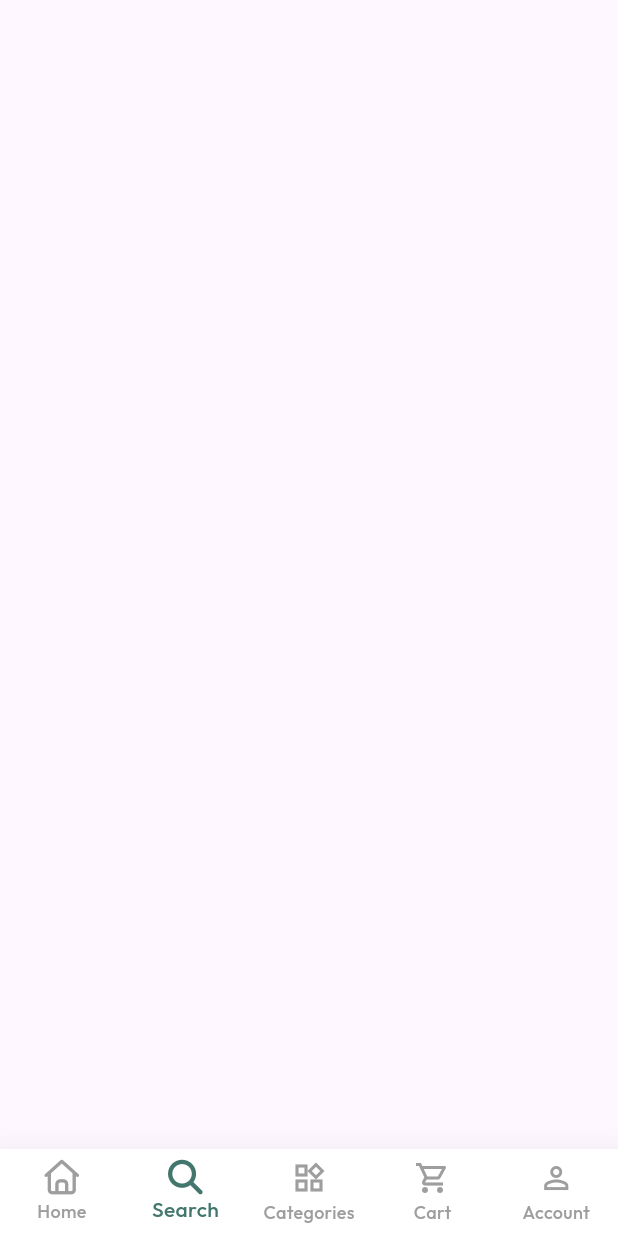
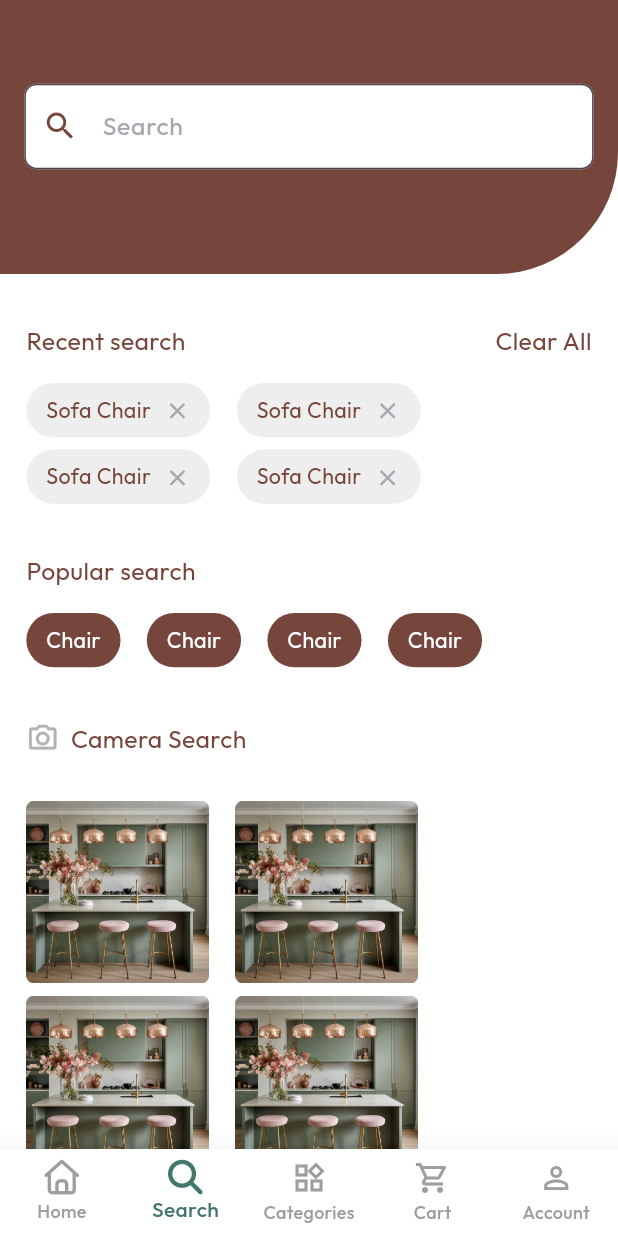
Before and after one commit to manarghareeb/Homesta, a Flutter app: the screen it shows after launch, item 2 of the bottom bar chosen, on a phone screen of 412 x 824 dp. Run offline on Flutter 3.47's test engine with Material 3 defaults, Android fonts, the phone set to English and light mode, and no system bars; our stand-ins replace flutter_screenutil, flutter_svg, font_awesome_flutter, go_router, smooth_page_indicator.

Commit message:
implement search screen ui

```diff
--- a/lib/core/theming/styles.dart
+++ b/lib/core/theming/styles.dart
@@ -37,6 +37,18 @@ class TextStyles {
     fontFamily: 'Outfit',
     color: Colors.white,
   );
+  static TextStyle font15BrownW200 = TextStyle(
+    fontSize: 15.sp,
+    fontWeight: FontWeight.w200,
+    fontFamily: 'Outfit',
+    color: ColorManager.brounColor,
+  );
+  static TextStyle font13BrownW400 = TextStyle(
+    fontSize: 13.sp,
+    fontWeight: FontWeight.w400,
+    fontFamily: 'Outfit',
+    color: ColorManager.brounColor,
+  );
 
   /// Styles in my order screen
   static TextStyle font13OrderColorW300 = TextStyle(
--- a/lib/features/account/presentation/widgets/list.dart
+++ /dev/null
@@ -1,37 +0,0 @@
-import 'package:flutter/material.dart';
-import 'package:go_router/go_router.dart';
-import 'package:homesta/core/routing/app_router.dart';
-import 'package:homesta/features/account/presentation/widgets/icon_text_button.dart';
-
-class List extends StatelessWidget {
-  const List({
-    super.key,
-  });
-
-  @override
-  Widget build(BuildContext context) {
-    return Row(
-      mainAxisAlignment: MainAxisAlignment.spaceEvenly,
-      children: [
-        IconTextButton(
-          icon: Icons.person_outlined,
-          label: 'Profile',
-          isActive: true,
-          onTap: () {},
-        ),
-        IconTextButton(
-          icon: Icons.favorite_border,
-          label: 'Wish list',
-          onTap: () {},
-        ),
-        IconTextButton(
-          icon: Icons.list_alt,
-          label: 'My order',
-          onTap: () {
-            GoRouter.of(context).push(AppRouter.myOrderScreen);
-          },
-        ),
-      ],
-    );
-  }
-}
--- a/lib/features/search/presentation/views/search_screen.dart
+++ b/lib/features/search/presentation/views/search_screen.dart
@@ -1,4 +1,10 @@
 import 'package:flutter/material.dart';
+import 'package:flutter_screenutil/flutter_screenutil.dart';
+import 'package:homesta/core/theming/colors.dart';
+import 'package:homesta/core/theming/styles.dart';
+import 'package:homesta/features/search/presentation/widgets/popular_search_section.dart';
+import 'package:homesta/features/search/presentation/widgets/recent_search_section.dart';
+import 'package:homesta/features/search/presentation/widgets/search_section.dart';
 
 class SearchScreen extends StatelessWidget {
   const SearchScreen({super.key});
@@ -6,7 +12,71 @@ class SearchScreen extends StatelessWidget {
   @override
   Widget build(BuildContext context) {
     return Scaffold(
-
+      backgroundColor: Colors.white,
+      body: SingleChildScrollView(
+        child: Column(
+          crossAxisAlignment: CrossAxisAlignment.start,
+          children: [
+            const SearchSection(),
+            SizedBox(height: 32.h),
+            Padding(
+              padding: EdgeInsets.symmetric(horizontal: 16.w),
+              child: Column(
+                crossAxisAlignment: CrossAxisAlignment.start,
+                children: [
+                  Row(
+                    mainAxisAlignment: MainAxisAlignment.spaceBetween,
+                    children: [
+                      Text('Recent search', style: TextStyles.font15BrownW200),
+                      InkWell(
+                        onTap: () {},
+                        child: Text(
+                          'Clear All',
+                          style: TextStyles.font15BrownW200,
+                        ),
+                      ),
+                    ],
+                  ),
+                  SizedBox(height: 16.h),
+                  const RecentSearchSection(),
+                  SizedBox(height: 32.h),
+                  Text('Popular search', style: TextStyles.font15BrownW200),
+                  SizedBox(height: 16.h),
+                  const PopularSearchSection(),
+                  SizedBox(height: 35.h),
+                  Row(
+                    children: [
+                      Icon(
+                        Icons.camera_alt_outlined,
+                        color: ColorManager.iconTextFieldColor,
+                        size: 20.sp,
+                      ),
+                      SizedBox(width: 7.w),
+                      Text('Camera Search', style: TextStyles.font15BrownW200),
+                    ],
+                  ),
+                  SizedBox(height: 29.h),
+                  Wrap(
+                    spacing: 16.w,
+                    runSpacing: 8.h,
+                    children: List.generate(
+                      4,
+                      (index) => Container(
+                        height: 120.h,
+                        decoration: BoxDecoration(
+                          borderRadius: BorderRadius.circular(12.r),
+                        ),
+                        child: Image.asset('assets/images/image 3.png'),
+                      ),
+                    ),
+                  ),
+                  SizedBox(height: 32.h),
+                ],
+              ),
+            ),
+          ],
+        ),
+      ),
     );
   }
 }
--- /dev/null
+++ b/lib/features/search/presentation/widgets/popular_search_section.dart
@@ -0,0 +1,36 @@
+import 'package:flutter/material.dart';
+import 'package:flutter_screenutil/flutter_screenutil.dart';
+import 'package:homesta/core/theming/colors.dart';
+import 'package:homesta/core/theming/styles.dart';
+
+class PopularSearchSection extends StatelessWidget {
+  const PopularSearchSection({
+    super.key,
+  });
+
+  @override
+  Widget build(BuildContext context) {
+    return Wrap(
+      spacing: 16.w,
+      runSpacing: 8.h,
+      children: List.generate(4,
+        (index) => Container(
+          padding: EdgeInsets.symmetric(
+            horizontal: 12.w,
+            vertical: 8.h,
+          ),
+          decoration: BoxDecoration(
+            color: ColorManager.brounColor,
+            borderRadius: BorderRadius.circular(20.r),
+          ),
+          child: Text(
+            'Chair',
+            style: TextStyles.font13BrownW400.copyWith(
+              color: Colors.white,
+            ),
+          ),
+        ),
+      ),
+    );
+  }
+}
--- /dev/null
+++ b/lib/features/search/presentation/widgets/recent_search_section.dart
@@ -0,0 +1,48 @@
+import 'package:flutter/material.dart';
+import 'package:flutter_screenutil/flutter_screenutil.dart';
+import 'package:homesta/core/theming/colors.dart';
+import 'package:homesta/core/theming/styles.dart';
+
+class RecentSearchSection extends StatelessWidget {
+  const RecentSearchSection({
+    super.key,
+  });
+
+  @override
+  Widget build(BuildContext context) {
+    return Wrap(
+      spacing: 16.w,
+      runSpacing: 8.h,
+      children: List.generate(4,
+        (index) => Container(
+          padding: EdgeInsets.symmetric(
+            horizontal: 12.w,
+            vertical: 8.h,
+          ),
+          decoration: BoxDecoration(
+            color: Colors.grey.shade200,
+            borderRadius: BorderRadius.circular(20.r),
+          ),
+          child: Row(
+            mainAxisSize: MainAxisSize.min,
+            children: [
+              Text(
+                'Sofa Chair',
+                style: TextStyles.font13BrownW400,
+              ),
+              SizedBox(width: 8.w),
+              InkWell(
+                onTap: () {},
+                child: Icon(
+                  Icons.close,
+                  size: 16.sp,
+                  color: ColorManager.greyColor,
+                ),
+              ),
+            ],
+          ),
+        ),
+      ),
+    );
+  }
+}
--- /dev/null
+++ b/lib/features/search/presentation/widgets/search_section.dart
@@ -0,0 +1,40 @@
+import 'package:flutter/material.dart';
+import 'package:flutter_screenutil/flutter_screenutil.dart';
+import 'package:homesta/core/theming/colors.dart';
+import 'package:homesta/core/theming/styles.dart';
+
+class SearchSection extends StatelessWidget {
+  const SearchSection({super.key});
+
+  @override
+  Widget build(BuildContext context) {
+    return Container(
+      width: double.infinity,
+      height: 180.h,
+      decoration: BoxDecoration(
+        color: ColorManager.brounColor,
+        borderRadius: BorderRadius.only(bottomRight: Radius.circular(80.r)),
+      ),
+      child: Padding(
+        padding: const EdgeInsets.only(top: 55, left: 16, right: 16).r,
+        child: TextField(
+          decoration: InputDecoration(
+            fillColor: Colors.white,
+            filled: true,
+            hintText: 'Search',
+            hintStyle: TextStyles.font15BrownW200.copyWith(
+              color: ColorManager.greyColor,
+            ),
+            prefixIcon: const Icon(
+              Icons.search,
+              color: ColorManager.brounColor,
+            ),
+            border: OutlineInputBorder(
+              borderRadius: BorderRadius.circular(8.r),
+            ),
+          ),
+        ),
+      ),
+    );
+  }
+}
```
